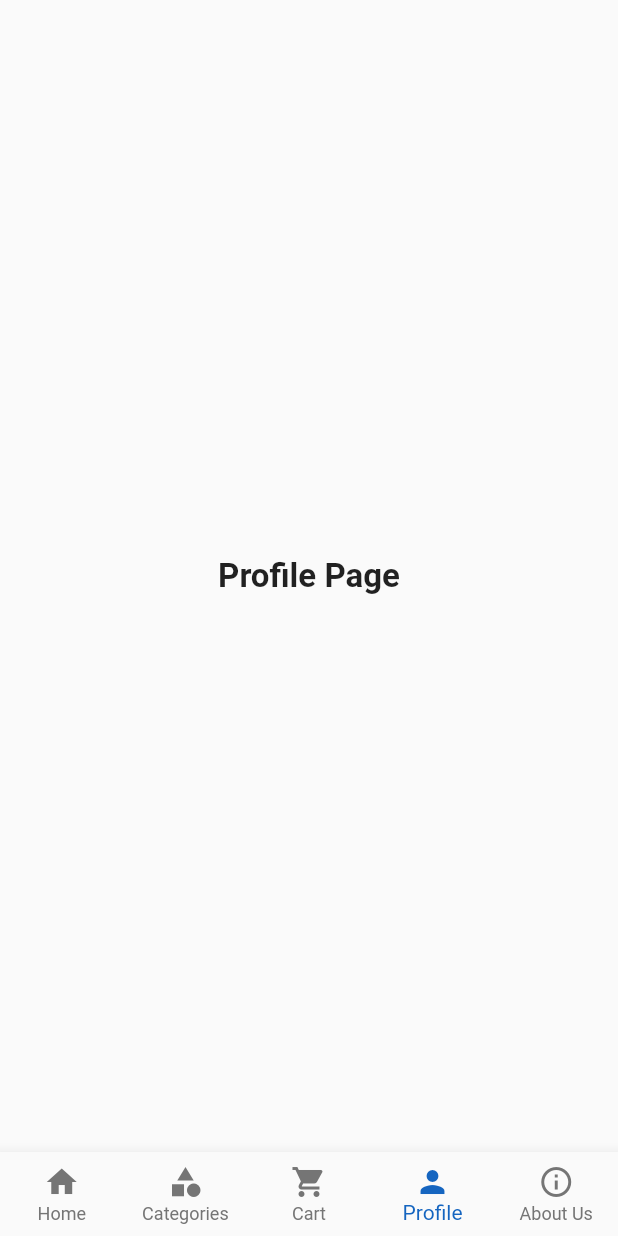
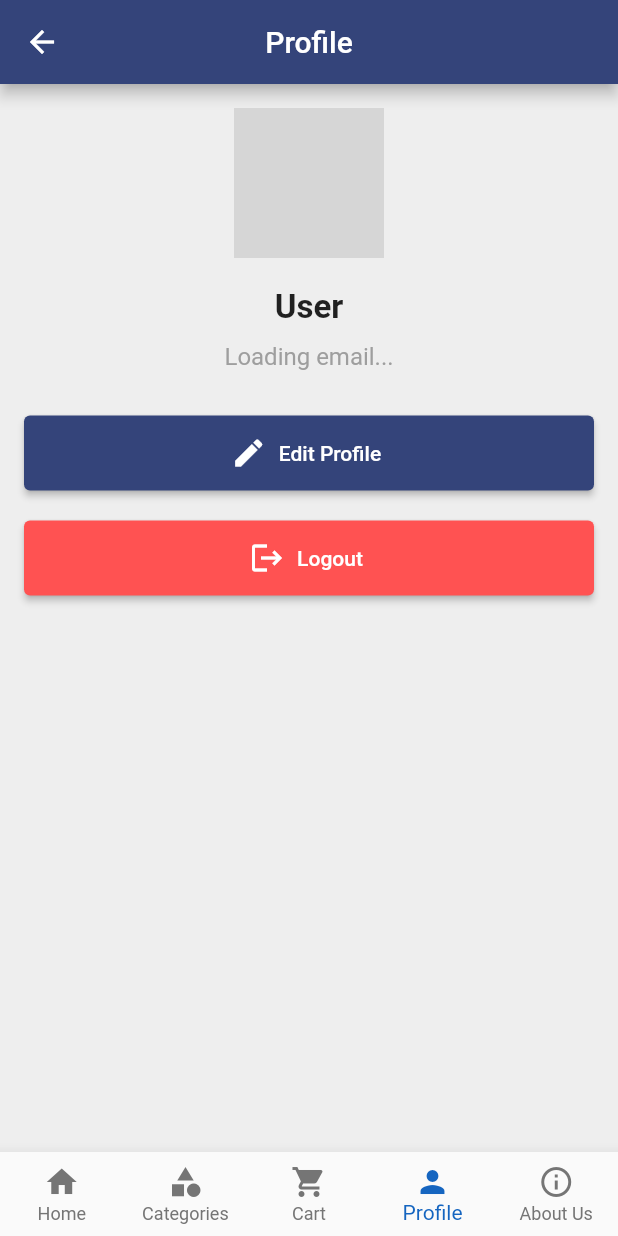
Before and after one commit to FionaVerasha/MAD-1---Assignment, a Flutter app: the MainScreen screen opened by its route, item 4 of the bottom bar chosen, on a phone screen of 412 x 824 dp. Run offline on Flutter 3.47's test engine with Material 3 defaults, Android fonts, the light colour scheme and no system bars; our stand-ins replace shared_preferences; accounts and stored records are empty; grey boxes are pictures that could not be loaded.

Commit message:
updated home_page.dart,login_page.dart,register_page.dart,profile_page.dart,main.dart and main_screen.dart

```diff
--- a/lib/login_page.dart
+++ b/lib/login_page.dart
@@ -11,14 +11,27 @@ class LoginPage extends StatelessWidget {
 
   // Function to save login state and navigate to MainScreen
   Future<void> _login(BuildContext context) async {
+    final email = _emailController.text.trim();
+
+    if (email.isEmpty || _passwordController.text.isEmpty) {
+      ScaffoldMessenger.of(context).showSnackBar(
+        const SnackBar(content: Text("Please enter email and password")),
+      );
+      return;
+    }
+
+    // Save login state and email
     SharedPreferences prefs = await SharedPreferences.getInstance();
     await prefs.setBool('isLoggedIn', true);
+    await prefs.setString('user_email', email);
 
-    Navigator.pushReplacement(
-      // ignore: use_build_context_synchronously
-      context,
-      MaterialPageRoute(builder: (context) => const MainScreen()),
-    );
+    // Navigate to MainScreen
+    if (context.mounted) {
+      Navigator.pushReplacement(
+        context,
+        MaterialPageRoute(builder: (context) => const MainScreen()),
+      );
+    }
   }
 
   @override
@@ -31,7 +44,7 @@ class LoginPage extends StatelessWidget {
           child: Column(
             crossAxisAlignment: CrossAxisAlignment.start,
             children: [
-              //Login text
+              // Login title
               const Text(
                 "Login",
                 style: TextStyle(
@@ -42,7 +55,7 @@ class LoginPage extends StatelessWidget {
               ),
               const SizedBox(height: 30),
 
-              //Logo,Whisker Cart text
+              // Logo + Whisker Cart text
               Row(
                 mainAxisAlignment: MainAxisAlignment.center,
                 children: [
@@ -88,7 +101,7 @@ class LoginPage extends StatelessWidget {
                 ),
                 child: Column(
                   children: [
-
+                    // Email field
                     TextField(
                       controller: _emailController,
                       decoration: const InputDecoration(
@@ -105,7 +118,7 @@ class LoginPage extends StatelessWidget {
                     ),
                     const SizedBox(height: 20),
 
-
+                    // Password field
                     TextField(
                       controller: _passwordController,
                       decoration: const InputDecoration(
@@ -139,7 +152,8 @@ class LoginPage extends StatelessWidget {
                     ),
                   ),
                   onPressed: () => _login(context),
-                  child: const Text("Login",
+                  child: const Text(
+                    "Login",
                     style: TextStyle(
                       fontSize: 18,
                       fontWeight: FontWeight.bold,
@@ -151,7 +165,7 @@ class LoginPage extends StatelessWidget {
 
               const SizedBox(height: 15),
 
-              //Register link
+              // Register link
               Center(
                 child: TextButton(
                   onPressed: () {
--- a/lib/main.dart
+++ b/lib/main.dart
@@ -6,6 +6,7 @@ import 'cart_manager.dart';
 import 'login_page.dart';
 import 'main_screen.dart';
 import 'about_us_page.dart';
+import 'profile_page.dart';
 // import 'contact_us_page.dart';
 
 void main() async {
--- a/lib/main_screen.dart
+++ b/lib/main_screen.dart
@@ -2,6 +2,7 @@ import 'package:flutter/material.dart';
 import 'home_page.dart';
 import 'category_page.dart';
 import 'cart_page.dart';
+import 'profile_page.dart';
 import 'about_us_page.dart';
 
 class MainScreen extends StatefulWidget {
@@ -14,12 +15,13 @@ class MainScreen extends StatefulWidget {
 class _MainScreenState extends State<MainScreen> {
   int _selectedIndex = 0;
 
-  final List<Widget> _pages = [
-    const HomePage(),
-    const CategoryPage(),
-    const CartPage(),
-    const ProfilePage(),
-    const AboutUsPage(),
+  // Pages for bottom navigation
+  final List<Widget> _pages = const [
+    HomePage(),
+    CategoryPage(),
+    CartPage(),
+    ProfilePage(),
+    AboutUsPage(),
   ];
 
   void _onItemTapped(int index) {
@@ -32,6 +34,8 @@ class _MainScreenState extends State<MainScreen> {
   Widget build(BuildContext context) {
     return Scaffold(
       body: _pages[_selectedIndex],
+
+      // Bottom Navigation Bar
       bottomNavigationBar: BottomNavigationBar(
         type: BottomNavigationBarType.fixed,
         currentIndex: _selectedIndex,
@@ -49,19 +53,3 @@ class _MainScreenState extends State<MainScreen> {
     );
   }
 }
-
-class ProfilePage extends StatelessWidget {
-  const ProfilePage({super.key});
-
-  @override
-  Widget build(BuildContext context) {
-    return const Scaffold(
-      body: Center(
-        child: Text(
-          "Profile Page",
-          style: TextStyle(fontSize: 22, fontWeight: FontWeight.bold),
-        ),
-      ),
-    );
-  }
-}
--- /dev/null
+++ b/lib/profile_page.dart
@@ -0,0 +1,103 @@
+import 'package:flutter/material.dart';
+import 'package:shared_preferences/shared_preferences.dart';
+import 'login_page.dart';
+
+class ProfilePage extends StatefulWidget {
+  const ProfilePage({super.key});
+
+  @override
+  State<ProfilePage> createState() => _ProfilePageState();
+}
+
+class _ProfilePageState extends State<ProfilePage> {
+  String email = "";
+  String username = "";
+
+  @override
+  void initState() {
+    super.initState();
+    _loadUserData();
+  }
+
+  Future<void> _loadUserData() async {
+    SharedPreferences prefs = await SharedPreferences.getInstance();
+    setState(() {
+      email = prefs.getString('user_email') ?? "";
+      username = prefs.getString('user_name') ?? "User";
+    });
+  }
+
+  Future<void> _logout(BuildContext context) async {
+    SharedPreferences prefs = await SharedPreferences.getInstance();
+    await prefs.clear();
+    if (!mounted) return;
+    Navigator.pushReplacement(
+      context,
+      MaterialPageRoute(builder: (context) => LoginPage()),
+    );
+  }
+
+  @override
+  Widget build(BuildContext context) {
+    return Scaffold(
+      backgroundColor: Colors.grey[200],
+      appBar: AppBar(
+        title: const Text("Profile"),
+        backgroundColor: const Color.fromARGB(255, 52, 68, 122),
+        centerTitle: true,
+      ),
+      body: Padding(
+        padding: const EdgeInsets.all(16.0),
+        child: Column(
+          crossAxisAlignment: CrossAxisAlignment.center,
+          children: [
+            const CircleAvatar(
+              radius: 50,
+              backgroundImage: AssetImage('assets/images/logo.png'),
+            ),
+            const SizedBox(height: 20),
+
+            // ✅ Display registered username
+            Text(
+              username.isNotEmpty ? username : "User",
+              style: const TextStyle(fontSize: 22, fontWeight: FontWeight.bold),
+            ),
+            const SizedBox(height: 10),
+
+            // ✅ Display registered email
+            Text(
+              email.isNotEmpty ? email : "Loading email...",
+              style: const TextStyle(fontSize: 16, color: Colors.grey),
+            ),
+            const SizedBox(height: 30),
+
+            ElevatedButton.icon(
+              onPressed: () {
+                ScaffoldMessenger.of(context).showSnackBar(
+                  const SnackBar(content: Text("Edit profile coming soon!")),
+                );
+              },
+              icon: const Icon(Icons.edit),
+              label: const Text("Edit Profile"),
+              style: ElevatedButton.styleFrom(
+                backgroundColor: const Color.fromARGB(255, 52, 68, 122),
+                minimumSize: const Size(double.infinity, 50),
+              ),
+            ),
+            const SizedBox(height: 20),
+
+            ElevatedButton.icon(
+              onPressed: () => _logout(context),
+              icon: const Icon(Icons.logout),
+              label: const Text("Logout"),
+              style: ElevatedButton.styleFrom(
+                backgroundColor: Colors.redAccent,
+                minimumSize: const Size(double.infinity, 50),
+              ),
+            ),
+          ],
+        ),
+      ),
+    );
+  }
+}
```
Also changed, not shown: lib/home_page.dart (+6 -6 lines), lib/register_page.dart (+44 -17 lines).
